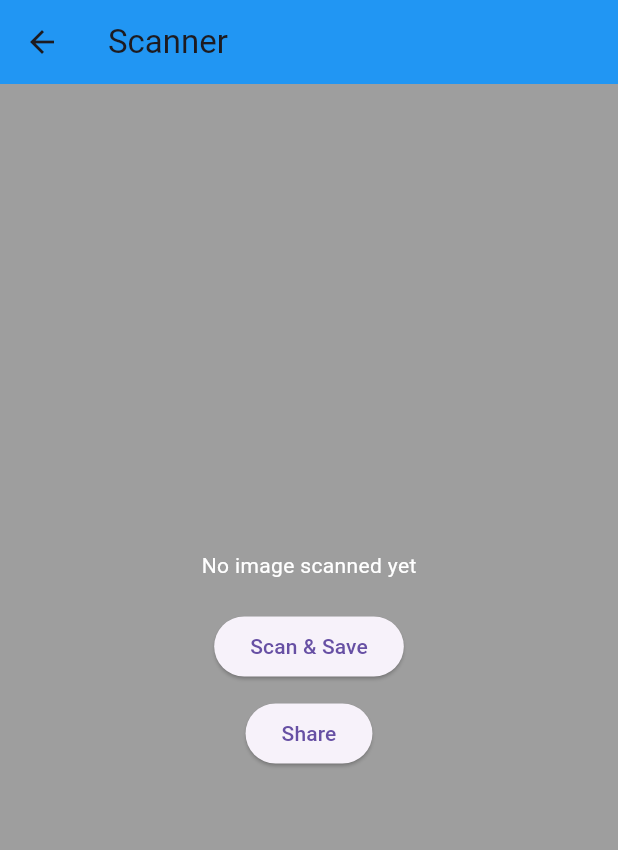
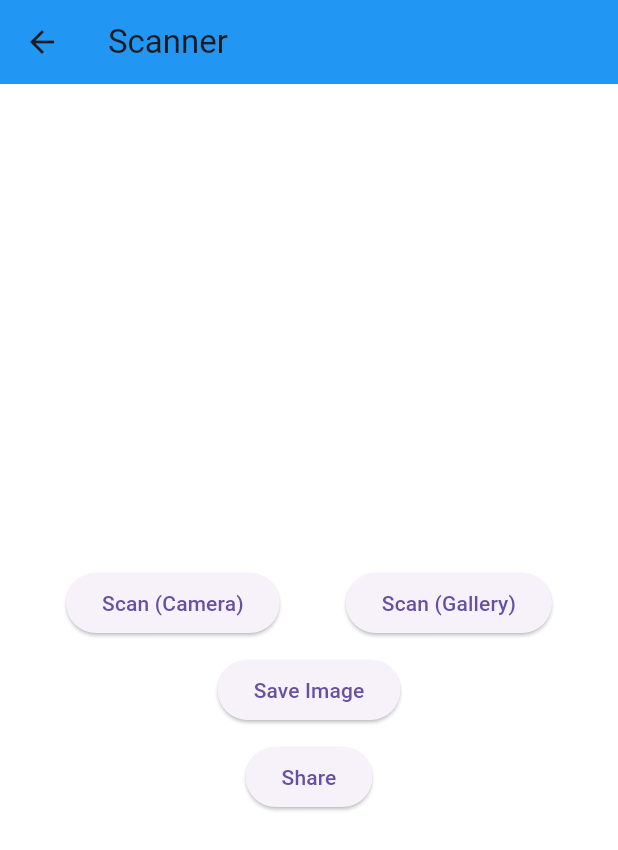
Before and after one commit to Aryan1021/scan_mate, a Flutter app: the screen it shows after launch, after a tap on "Scan Document", on a phone screen of 412 x 824 dp. Shown: the top 850 px of the screen. Run offline on Flutter 3.47's test engine with Material 3 defaults, Android fonts, the phone set to English and light mode, and no system bars; our stand-ins replace flutter_animate, image_picker, lottie, share_plus; missing offline and left inert: google_mlkit_text_recognition.

Commit message:
Updated ScannerScreen file and gives the permission of camera

```diff
--- a/lib/main.dart
+++ b/lib/main.dart
@@ -1,5 +1,4 @@
 import 'package:flutter/material.dart';
-import 'package:lottie/lottie.dart';
 import 'package:scan_mate/screens/HomeScreen.dart';
 
 void main() {
@@ -12,7 +11,7 @@ class MyApp extends StatelessWidget {
     return MaterialApp(
       debugShowCheckedModeBanner: false,
       theme: ThemeData(
-        scaffoldBackgroundColor: Colors.grey,
+        scaffoldBackgroundColor: Colors.white24,
         primaryColor: Color(0xFF37474F),
         appBarTheme: AppBarTheme(backgroundColor: Colors.blue),
         textTheme: TextTheme(
--- a/lib/screens/HomeScreen.dart
+++ b/lib/screens/HomeScreen.dart
@@ -13,7 +13,10 @@ class HomeScreen extends StatelessWidget {
   Widget build(BuildContext context) {
     return Scaffold(
       appBar: AppBar(
-        title: const Text("Scan Mate"),
+        title: const Text(
+            "Scan Mate",
+          style: TextStyle(fontSize: 30.0, color: Colors.white),
+        ),
         centerTitle: true,
         backgroundColor: Colors.blueAccent,
       ),
--- a/lib/screens/ScannerScreen.dart
+++ b/lib/screens/ScannerScreen.dart
@@ -1,5 +1,6 @@
 import 'dart:io';
 import 'package:flutter/material.dart';
+import 'package:image_picker/image_picker.dart';
 import 'package:path_provider/path_provider.dart';
 import 'package:share_plus/share_plus.dart';
 
@@ -13,18 +14,43 @@ class ScannerScreen extends StatefulWidget {
 class _ScannerScreenState extends State<ScannerScreen> {
   File? scannedImage;
 
-  Future<void> saveImage(File image) async {
+  /// Function to pick an image from camera or gallery
+  Future<void> scanImage(ImageSource source) async {
+    final XFile? image = await ImagePicker().pickImage(source: source);
+    if (image != null) {
+      setState(() {
+        scannedImage = File(image.path);
+      });
+    } else {
+      ScaffoldMessenger.of(context).showSnackBar(
+        const SnackBar(content: Text("No image selected!")),
+      );
+    }
+  }
+
+  /// Function to save scanned image to local storage
+  Future<void> saveImage() async {
+    if (scannedImage == null) {
+      ScaffoldMessenger.of(context).showSnackBar(
+        const SnackBar(content: Text("No scanned image to save!")),
+      );
+      return;
+    }
+
     final directory = await getApplicationDocumentsDirectory();
     final path = '${directory.path}/scanned_document.png';
-    await image.copy(path);
+    await scannedImage!.copy(path);
+
     setState(() {
       scannedImage = File(path);
     });
+
     ScaffoldMessenger.of(context).showSnackBar(
       const SnackBar(content: Text("Image saved successfully!")),
     );
   }
 
+  /// Function to share the saved image
   void shareImage() async {
     if (scannedImage != null && await scannedImage!.exists()) {
       Share.shareXFiles([XFile(scannedImage!.path)], text: "Scanned Document from Scan Mate");
@@ -34,7 +60,6 @@ class _ScannerScreenState extends State<ScannerScreen> {
       );
     }
   }
-
 
   @override
   Widget build(BuildContext context) {
@@ -48,14 +73,33 @@ class _ScannerScreenState extends State<ScannerScreen> {
                 ? Image.file(scannedImage!)
                 : const Text("No image scanned yet"),
             const SizedBox(height: 20),
+
+            // Scan Buttons
+            Row(
+              mainAxisAlignment: MainAxisAlignment.spaceEvenly,
+              children: [
+                ElevatedButton(
+                  onPressed: () => scanImage(ImageSource.camera),
+                  child: const Text("Scan (Camera)"),
+                ),
+                ElevatedButton(
+                  onPressed: () => scanImage(ImageSource.gallery),
+                  child: const Text("Scan (Gallery)"),
+                ),
+              ],
+            ),
+
+            const SizedBox(height: 10),
+
+            // Save Button
             ElevatedButton(
-              onPressed: () {
-                // Simulate image scan (Replace with actual scanning logic)
-                saveImage(File("assets/sample_scan.png"));
-              },
-              child: const Text("Scan & Save"),
+              onPressed: saveImage,
+              child: const Text("Save Image"),
             ),
+
             const SizedBox(height: 10),
+
+            // Share Button
             ElevatedButton(
               onPressed: shareImage,
               child: const Text("Share"),
--- a/pubspec.yaml
+++ b/pubspec.yaml
@@ -37,6 +37,7 @@ dependencies:
   image_picker: ^1.1.2
   google_mlkit_text_recognition: ^0.15.0
   image: ^4.5.4
+  camera: ^0.11.1
   path_provider: ^2.1.5
   share_plus: ^10.1.4
   flutter_animate: ^4.5.2
```
Also changed, not shown: pubspec.lock, 2 other files.
